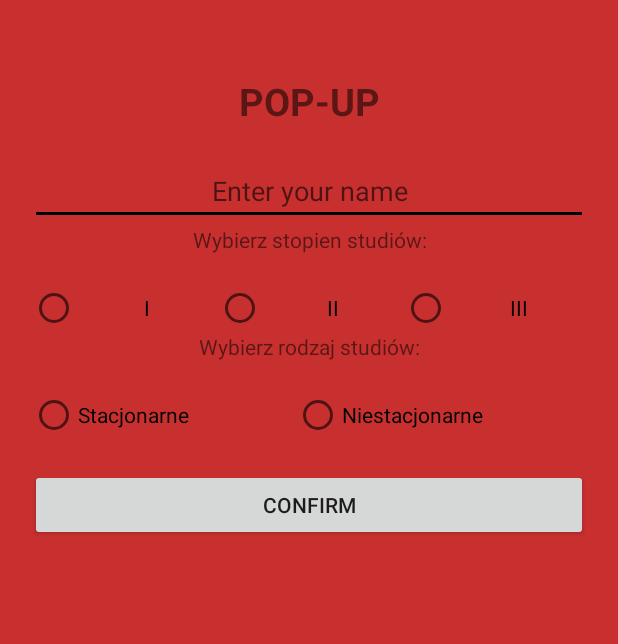
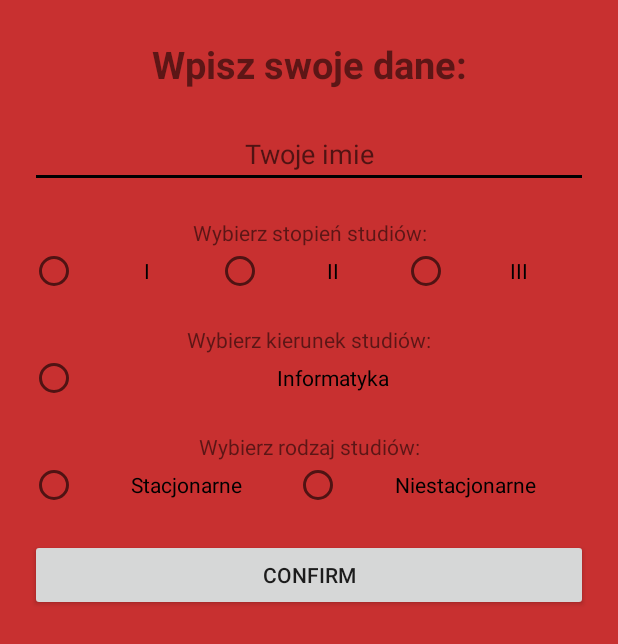
Before and after one commit to Mobilki5sem/PolitechnikaLodzka-application, an Android app: the layout activity_pop_up_in_plany.xml on its own in the app's theme, with its tools: preview values and no code run, on a phone screen of 412 x 824 dp. Shown: the top 644 px of the screen. Run offline under Robolectric (Android 15) with nearby library versions, the phone set to English and light mode, and no system bars.

Commit message:
Add checking if radioButtons in RadioGroup clicked.

```diff
--- a/app/src/main/java/com/team/szkielet/MainActivity.java
+++ b/app/src/main/java/com/team/szkielet/MainActivity.java
@@ -27,6 +27,8 @@ public class MainActivity extends AppCompatActivity {
         //actionBar.setDisplayHomeAsUpEnabled(true);
         //actionBar.setDisplayShowHomeEnabled(true);
         btnQuiz = findViewById(R.id.btnQuiz);
+
+        Plany.czyMamyZapisaneDane = false;
 
         btnQuiz.setOnClickListener(new View.OnClickListener() {
             @Override
--- a/app/src/main/java/com/team/szkielet/Plany.java
+++ b/app/src/main/java/com/team/szkielet/Plany.java
@@ -16,7 +16,7 @@ public class Plany extends AppCompatActivity {
 
     private Button btnDownload;
     //DownloadManager downloadManager;
-    boolean czyMamyZapisaneDane = false;
+    static boolean czyMamyZapisaneDane = false;
 
     @Override
     protected void onCreate(Bundle savedInstanceState) {
--- a/app/src/main/res/layout/activity_pop_up_in_plany.xml
+++ b/app/src/main/res/layout/activity_pop_up_in_plany.xml
@@ -13,9 +13,9 @@
         android:layout_width="match_parent"
         android:layout_height="wrap_content"
         android:layout_marginLeft="20dp"
-        android:layout_marginTop="50dp"
+        android:layout_marginTop="25dp"
         android:layout_marginRight="20dp"
-        android:text="POP-UP"
+        android:text="Wpisz swoje dane:"
         android:textAlignment="center"
         android:textSize="25sp"
         android:textStyle="bold" />
@@ -28,26 +28,26 @@
         android:layout_marginTop="20dp"
         android:layout_marginRight="20dp"
         android:ems="10"
-        android:hint="Enter your name"
+        android:hint="Twoje imie"
         android:inputType="textPersonName"
         android:scrollbarThumbHorizontal="@android:color/white"
         android:scrollbarThumbVertical="@android:color/white"
         android:textAlignment="center" />
 
+
     <TextView
-        android:id="@+id/textView2"
+        android:id="@+id/textView"
         android:layout_width="match_parent"
         android:layout_height="wrap_content"
-        android:text="Wybierz stopien studiów:"
+        android:layout_marginTop="20dp"
+        android:text="Wybierz stopień studiów:"
         android:textAlignment="center" />
 
-
-
     <RadioGroup
+        android:id="@+id/rgStopien"
         android:layout_width="match_parent"
         android:layout_height="wrap_content"
         android:layout_marginLeft="20dp"
-        android:layout_marginTop="20dp"
         android:layout_marginRight="20dp"
         android:orientation="horizontal">
 
@@ -78,17 +78,42 @@
     </RadioGroup>
 
     <TextView
+        android:id="@+id/textView2"
+        android:layout_width="match_parent"
+        android:layout_height="wrap_content"
+        android:layout_marginTop="20dp"
+        android:text="Wybierz kierunek studiów:"
+        android:textAlignment="center" />
+
+    <RadioGroup
+        android:id="@+id/rgKierunek"
+        android:layout_width="match_parent"
+        android:layout_height="wrap_content"
+        android:layout_marginLeft="20dp"
+        android:layout_marginRight="20dp"
+        android:orientation="horizontal">
+
+        <RadioButton
+            android:id="@+id/radioButton"
+            android:layout_width="match_parent"
+            android:layout_height="wrap_content"
+            android:text="Informatyka"
+            android:textAlignment="center" />
+    </RadioGroup>
+
+    <TextView
         android:id="@+id/textView3"
         android:layout_width="match_parent"
         android:layout_height="wrap_content"
+        android:layout_marginTop="20dp"
         android:text="Wybierz rodzaj studiów:"
         android:textAlignment="center" />
 
     <RadioGroup
+        android:id="@+id/rbRodzaj"
         android:layout_width="match_parent"
         android:layout_height="wrap_content"
         android:layout_marginLeft="20dp"
-        android:layout_marginTop="20dp"
         android:layout_marginRight="20dp"
         android:orientation="horizontal">
 
@@ -97,14 +122,16 @@
             android:layout_width="wrap_content"
             android:layout_height="wrap_content"
             android:layout_weight="1"
-            android:text="Stacjonarne" />
+            android:text="Stacjonarne"
+            android:textAlignment="center" />
 
         <RadioButton
             android:id="@+id/rbNiestacjonarne"
             android:layout_width="wrap_content"
             android:layout_height="wrap_content"
             android:layout_weight="1"
-            android:text="Niestacjonarne" />
+            android:text="Niestacjonarne"
+            android:textAlignment="center" />
 
     </RadioGroup>
 
```
Also changed, not shown: app/src/main/java/com/team/szkielet/PopUpInPlany.java (+69 -2 lines).
